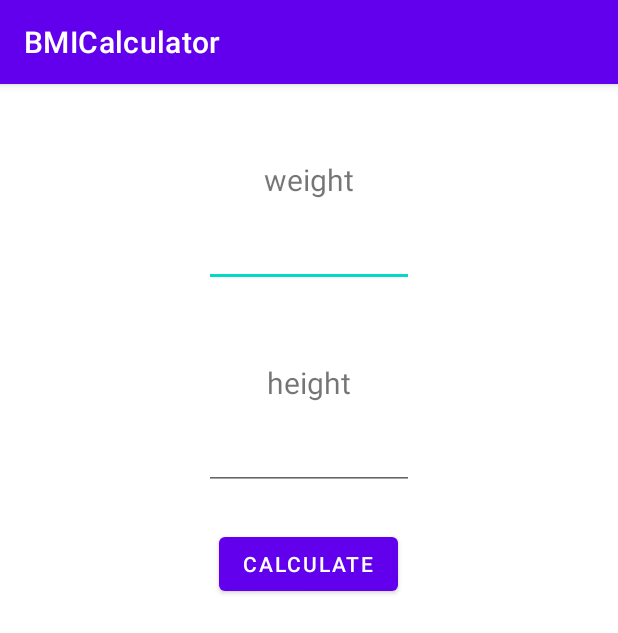
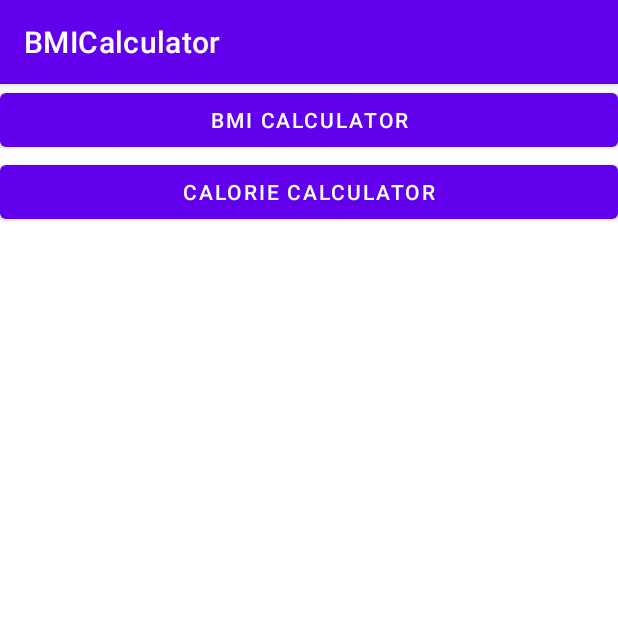
Before and after one commit to ChristoferWindow/PAMO, an Android app: the screen it shows after launch (MainActivity), on a phone screen of 412 x 824 dp. Shown: the top 633 px of the screen. Run offline under Robolectric (Android 15) with nearby library versions, the phone set to English and light mode, and no system bars.

Commit message:
Added Main Activity, added subpages for BMI and calories. Added routing to the pages

```diff
--- a/BMICalculator/app/src/main/java/com/example/bmicalculator/MainActivity.kt
+++ /dev/null
@@ -1,38 +0,0 @@
-package com.example.bmicalculator
-
-import androidx.appcompat.app.AppCompatActivity
-import android.os.Bundle
-import android.view.View
-import android.widget.EditText
-import android.widget.TextView
-
-class MainActivity : AppCompatActivity() {
-    private var height: EditText? = null
-    private var weight: EditText? = null
-    private var result: TextView? = null
-
-    override fun onCreate(savedInstanceState: Bundle?) {
-        super.onCreate(savedInstanceState)
-        setContentView(R.layout.activity_main)
-        height = findViewById(R.id.height)
-        weight = findViewById(R.id.weight)
-        result = findViewById<EditText>(R.id.result)
-    }
-
-    fun calculateBMI(v: View) {
-        val heightStr = v.height.toString()
-        val weightStr = v.height.toString()
-
-        if ("" != heightStr && "" != weightStr) {
-            val heightValue: Float = heightStr.toFloat() / 100
-            val weightValue: Float = weightStr.toFloat()
-            val bmi = weightValue / (heightValue * heightValue)
-            displayBMI(bmi)
-        }
-    }
-
-    private fun displayBMI(bmi: Float) {
-        val bmiLabel = bmi.toString() + ""
-        result!!.text = bmiLabel
-    }
-}
--- /dev/null
+++ b/BMICalculator/app/src/main/java/com/main/MainActivity.java
@@ -0,0 +1,57 @@
+package com.main;
+
+import androidx.appcompat.app.AppCompatActivity;
+
+import android.content.Intent;
+import android.os.Bundle;
+import android.util.Log;
+import android.view.View;
+import android.widget.Button;
+
+import com.example.bmicalculator.BmiCalculator;
+import com.example.bmicalculator.R;
+import com.example.calorie.CalorieRecommendation;
+
+import java.util.logging.Logger;
+
+public class MainActivity extends AppCompatActivity {
+
+    @Override
+    protected void onCreate(Bundle savedInstanceState) {
+        super.onCreate(savedInstanceState);
+        setContentView(R.layout.activity_main);
+
+        Button bmiCalculatorLink = (Button) findViewById(R.id.nav_bmi_calculaor);
+        Button calorieRecommendationLink = (Button) findViewById(R.id.nav_calorie_calculator);
+        Log.i("test", "test");
+        bmiCalculatorLink.setOnClickListener(new View.OnClickListener() {
+            @Override
+            public void onClick(View view) {
+                launchBmiActivity();
+            }
+        });
+
+        calorieRecommendationLink.setOnClickListener(new View.OnClickListener() {
+            @Override
+            public void onClick(View view) {
+                launchCalorieActivity();
+            }
+        });
+
+    }
+
+    private void launchBmiActivity() {
+        Log.i("message","Launching BMI");
+        Intent intent = new Intent(this, BmiCalculator.class);
+        startActivity(intent);
+    }
+
+
+    private void launchCalorieActivity() {
+        Log.i("message","Launching Calorie");
+        Intent intent = new Intent(this, CalorieRecommendation.class);
+        startActivity(intent);
+    }
+
+
+}
--- a/BMICalculator/app/src/main/res/layout/activity_main.xml
+++ b/BMICalculator/app/src/main/res/layout/activity_main.xml
@@ -5,63 +5,17 @@
     android:layout_width="match_parent"
     android:layout_height="match_parent"
     android:orientation="vertical"
-    tools:context="com.example.bmicalculator.MainActivity">
-
-    <TextView
-        android:text="@string/weight"
-        android:layout_width="wrap_content"
-        android:layout_height="wrap_content"
-        android:layout_gravity="center_horizontal"
-        android:gravity="center_horizontal"
-        android:layout_marginTop="50dp"
-        android:textSize="20sp"/>
-
-    <EditText
-        android:id="@+id/weight"
-        android:layout_width="wrap_content"
-        android:layout_height="wrap_content"
-        android:layout_gravity="center_horizontal"
-        android:layout_marginTop="10dp"
-        android:ems="6"
-        android:inputType="number|numberDecimal"
-        android:textSize="20sp"/>
-
-    <TextView
-        android:text="@string/height"
-        android:layout_width="wrap_content"
-        android:layout_height="wrap_content"
-        android:layout_gravity="center_horizontal"
-        android:gravity="center_horizontal"
-        android:layout_marginTop="50dp"
-        android:textSize="20sp"/>
-
-    <EditText
-        android:id="@+id/height"
-        android:layout_width="wrap_content"
-        android:layout_height="wrap_content"
-        android:layout_gravity="center_horizontal"
-        android:layout_marginTop="10dp"
-        android:ems="6"
-        android:inputType="number|numberDecimal"
-        android:textSize="20sp"/>
+    tools:context="com.main.MainActivity">
 
     <Button
-        android:id="@+id/calc"
-        android:layout_width="wrap_content"
+        android:id="@+id/nav_bmi_calculaor"
+        android:layout_width="match_parent"
         android:layout_height="wrap_content"
-        android:layout_gravity="center_horizontal"
-        android:layout_marginTop="25dp"
-        android:onClick="calculateBMI"
-        android:text="@string/calculate"
-        />
+        android:text="@string/nav_bmi_calculator_btn" />
 
-    <TextView
-        android:id="@+id/result"
-        android:layout_width="wrap_content"
+    <Button
+        android:id="@+id/nav_calorie_calculator"
+        android:layout_width="match_parent"
         android:layout_height="wrap_content"
-        android:layout_gravity="center_horizontal"
-        android:gravity="center_horizontal"
-        android:layout_marginTop="25dp"
-        android:textSize="20sp"/>
-
+        android:text="@string/nav_calorie_calculator_btn" />
 </LinearLayout>
--- a/BMICalculator/app/src/main/res/values/strings.xml
+++ b/BMICalculator/app/src/main/res/values/strings.xml
@@ -1,6 +1,10 @@
 <resources>
     <string name="app_name">BMICalculator</string>
-    <string name="height">height</string>
-    <string name="weight">weight</string>
+    <string name="height">Height</string>
+    <string name="weight">Weight</string>
     <string name="calculate">calculate</string>
+    <string name="nav_bmi_calculator_btn">BMI Calculator</string>
+    <string name="nav_calorie_calculator_btn">Calorie calculator</string>
+    <string name="age">Age</string>
+    <string name="gender">Gender</string>
 </resources>
--- a/BMICalculator/build.gradle
+++ b/BMICalculator/build.gradle
@@ -5,7 +5,7 @@ buildscript {
         mavenCentral()
     }
     dependencies {
-        classpath "com.android.tools.build:gradle:7.0.4"
+        classpath 'com.android.tools.build:gradle:7.1.2'
         classpath "org.jetbrains.kotlin:kotlin-gradle-plugin:1.5.20"
 
         // NOTE: Do not place your application dependencies here; they belong
```
Also changed, not shown: BMICalculator/app/src/main/AndroidManifest.xml (+7 -1 lines), BMICalculator/app/src/main/java/com/example/bmicalculator/BmiCalculator.java (added, +48 -0 lines), BMICalculator/app/src/main/java/com/example/calorie/CalorieRecommendation.java (added, +39 -0 lines), BMICalculator/app/src/main/res/layout/activity_bmi_calculator.xml (added, +67 -0 lines), BMICalculator/app/src/main/res/layout/activity_calorie_recommendation.xml (added, +101 -0 lines), BMICalculator/app/src/main/res/values/ids.xml (added, +7 -0 lines), BMICalculator/gradle/wrapper/gradle-wrapper.properties.
